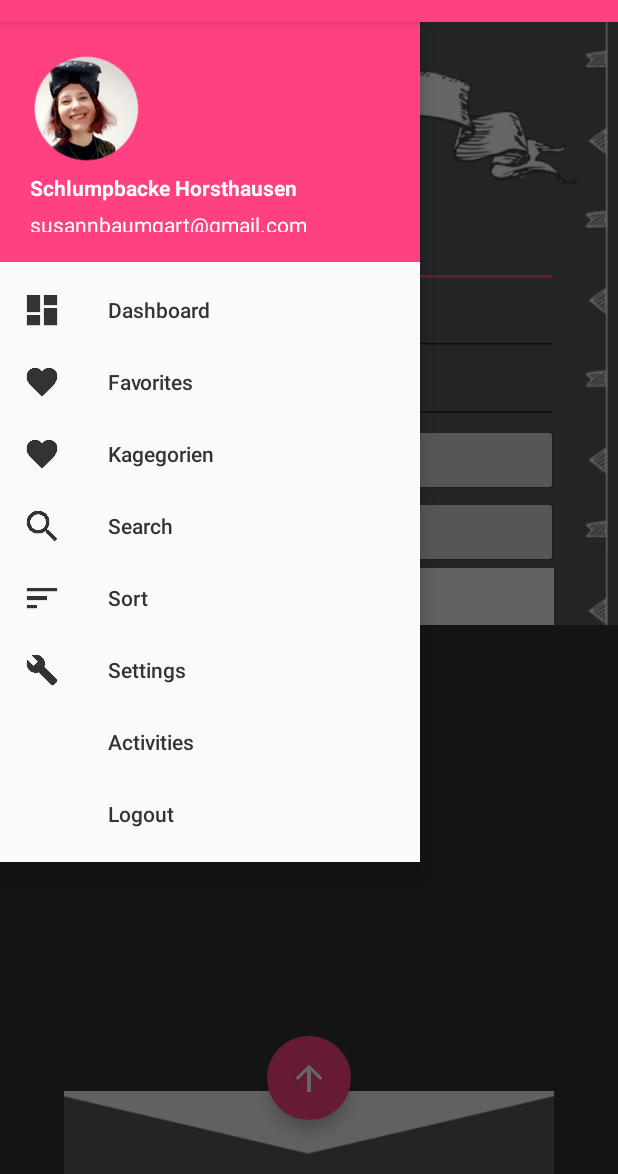
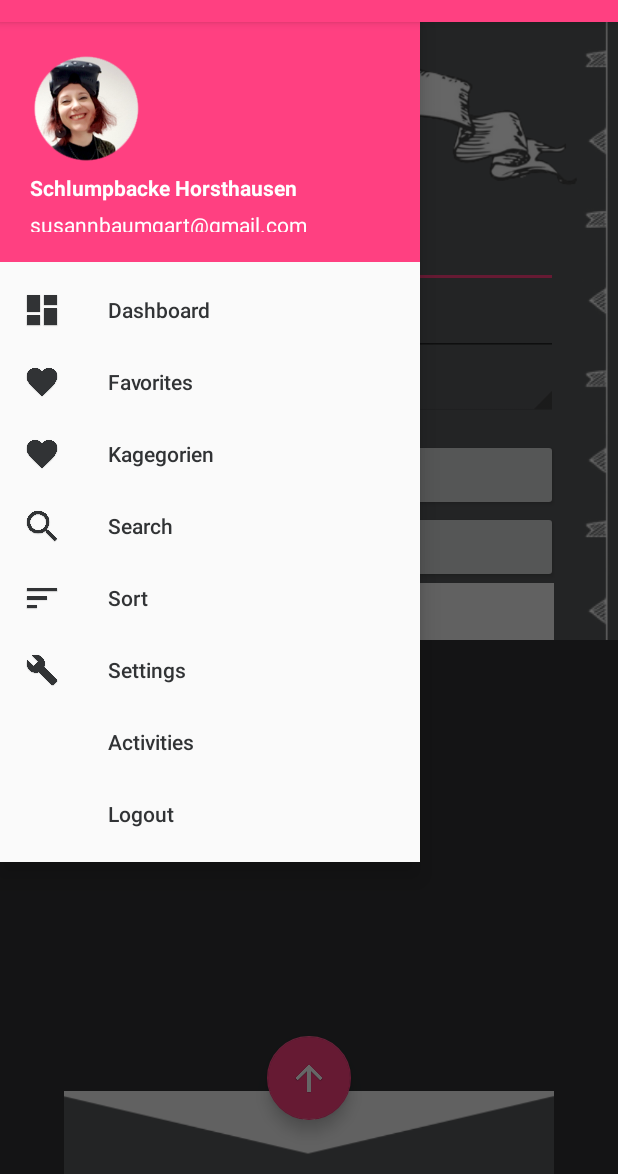
Before and after one commit to LadyLazorcorn/DailyMotivationalQuote, an Android app: the screen it shows after launch (MainActivity), with the side drawer open, on a phone screen of 412 x 824 dp, the part 62-1236 px from its top. Run offline under Robolectric (Android 15) with nearby library versions, the phone set to English and light mode, and no system bars; our stand-ins replace Firebase (no records; nobody signed in at launch, a user with empty details on screens opened directly).

Commit message:
add category spinner

```diff
--- a/SimpleFirestoreProject/app/src/main/java/com/lazorcorn/simplefirestoreproject/Categories.java
+++ /dev/null
@@ -1,4 +0,0 @@
-package com.lazorcorn.simplefirestoreproject;
-
-public class Categories {
-}
--- a/SimpleFirestoreProject/app/src/main/java/com/lazorcorn/simplefirestoreproject/MainActivity.java
+++ b/SimpleFirestoreProject/app/src/main/java/com/lazorcorn/simplefirestoreproject/MainActivity.java
@@ -13,8 +13,10 @@ import android.view.Menu;
 import android.view.MenuItem;
 import android.view.View;
 import android.view.WindowManager;
+import android.widget.ArrayAdapter;
 import android.widget.EditText;
 import android.widget.ScrollView;
+import android.widget.Spinner;
 import android.widget.TextView;
 import android.widget.Toast;
 
@@ -49,12 +51,12 @@ public class MainActivity extends AppCompatActivity {
     private static final String KEY_QUOTE = "quote";    //access-key to database
     private static final String KEY_AUTHOR = "author";
     private static final String KEY_TIMESTAMP = "timestamp";
+    private static final String KEY_CATEGORY = "category";
     private int choice = 0;
 
     private EditText editTextQuote;
     private EditText editTextAuthor;
-    private EditText editTextCategory;
-    private int filter = 0;
+    private Spinner chooseCagegory;
 
     private TextView textViewData;
     private ScrollView scrollView;
@@ -77,7 +79,16 @@ public class MainActivity extends AppCompatActivity {
 
         editTextQuote = findViewById(R.id.edit_entry_quote);
         editTextAuthor = findViewById(R.id.edit_entry_author);
-        editTextCategory = findViewById(R.id.edit_entry_category);
+        chooseCagegory = findViewById(R.id.spinner_category);
+        ArrayAdapter<CharSequence> staticAdapter = ArrayAdapter
+                .createFromResource(this, R.array.categories,
+                android.R.layout.simple_spinner_item);
+        // Specify the layout to use when the list of choices appears
+        staticAdapter.setDropDownViewResource(android.R.layout.simple_spinner_dropdown_item);
+
+        // Apply the adapter to the spinner
+        chooseCagegory.setAdapter(staticAdapter);
+
         textViewData = findViewById(R.id.text_view_data);
         fab = findViewById(R.id.fab_page_up);
         scrollView = findViewById(R.id.scroll_view);
@@ -100,7 +111,6 @@ public class MainActivity extends AppCompatActivity {
                 }
 
                 String dataBuff = "";
-                String categoryName = "";
 
                 for (QueryDocumentSnapshot documentSnapshot : queryDocumentSnapshots) {
                     Entry entry = documentSnapshot.toObject(Entry.class);
@@ -109,15 +119,8 @@ public class MainActivity extends AppCompatActivity {
                     String id = entry.getId();
                     String quote = entry.getQuote();
                     String author = entry.getAuthor();
-                    int category = entry.getCategory();
-                    if (category == 1) {
-                        categoryName = "Bright Side";
-                    } else if (category == 2) {
-                        categoryName = "Dark Side";
-                    } else {
-                        categoryName = "no Side";
-                    }
-                    dataBuff += "\n" + "''" + quote + "''\n\nAuthor: " + author + "\nCategory: " + categoryName + "\n\n▰▰▰▰▰▰▰▰▰▰▰▰▰▰▰▰\n\n"; //"\nUploaded by: " + id +
+                    String category = entry.getCategory();
+                    dataBuff += "\n" + "''" + quote + "''\n\nAuthor: " + author + "\nCategory: " + category + "\n\n▰▰▰▰▰▰▰▰▰▰▰▰▰▰▰▰\n\n"; //"\nUploaded by: " + id +
                 }
                 textViewData.setText(dataBuff);
             }
@@ -165,13 +168,7 @@ public class MainActivity extends AppCompatActivity {
             author = "unknown";
         }
         author = clearString(author);
-
-        if (editTextCategory.length() == 0) {
-            editTextCategory.setText("0"); //un-categorized
-        }
-
-        //TODO: add dropdown here
-        int category = Integer.parseInt(editTextCategory.getText().toString());
+        String category = chooseCagegory.getSelectedItem().toString();
 
         //put data in a container to save values related with keys to the database
         Entry entry = new Entry(timestamp, quote, author, category);
@@ -191,7 +188,6 @@ public class MainActivity extends AppCompatActivity {
 
         editTextQuote.setText("");
         editTextAuthor.setText("");
-        editTextCategory.setText("");
     }
 
     private String clearString(String enteredString) {
@@ -204,15 +200,13 @@ public class MainActivity extends AppCompatActivity {
         return cleanString;
     }
 
+    /*
     public void saveQuote(View view) {
         SimpleDateFormat getTime = new SimpleDateFormat("yyyyMMdd_HHmmss");
         String timestamp = getTime.format(new Date());
         String quote = editTextQuote.getText().toString();
         String author = editTextAuthor.getText().toString();
-        if (editTextCategory.length() == 0) {
-            editTextCategory.setText("0"); //un-categorized
-        }
-        int category = Integer.parseInt(editTextCategory.getText().toString());
+        String category = chooseCagegory.getSelectedItem().toString();
 
         //put data in a container to save values related with keys to the database
         Entry entry = new Entry(timestamp, quote, author, category);
@@ -264,12 +258,11 @@ public class MainActivity extends AppCompatActivity {
             @Override
             public void onSuccess(DocumentSnapshot documentSnapshot) {
                 if (documentSnapshot.exists()) {
-                    //String quote = documentSnapshot.getString(KEY_QUOTE);
-                    //String author = documentSnapshot.getString(KEY_AUTHOR); //obsolete through below line
                     Entry entry = documentSnapshot.toObject(Entry.class); //auto recreate entry object and fill fields as long as all names fit
                     String quote = entry.getQuote();
                     String author = entry.getAuthor();
                     String timestamp = entry.getTimestamp();
+                    String category = entry.getCategory();
 
                     textViewData.setText("Quote: " + quote + "\n" + "Author: " + author);
                 } else {
@@ -285,6 +278,8 @@ public class MainActivity extends AppCompatActivity {
                     }
                 });
     }
+
+    */
 
     public void loadQuotations(View view) {
         final String[] sorting = {"timestamp descending", "timestamp ascending", "category descending", "category ascending", "author descending", "author ascending"};
@@ -371,7 +366,6 @@ public class MainActivity extends AppCompatActivity {
             @Override
             public void onSuccess(List<QuerySnapshot> querySnapshots) {
                 String dataBuff = "";
-                String categoryName = "";
 
                 for (QuerySnapshot queryDocumentSnapshots : querySnapshots) {
                     for (QueryDocumentSnapshot documentSnapshot : queryDocumentSnapshots) {
@@ -382,15 +376,8 @@ public class MainActivity extends AppCompatActivity {
                         String quote = entry.getQuote();
                         String author = entry.getAuthor();
                         String timestamp = entry.getTimestamp();
-                        int category = entry.getCategory();
-                        if (category == 1) {
-                            categoryName = "Bright Side";
-                        } else if (category == 2) {
-                            categoryName = "Dark Side";
-                        } else {
-                            categoryName = "no Side";
-                        }
-                        dataBuff += "\n" + "''" + quote + "''\n\nAuthor: " + author + "\nCategory: " + categoryName + "\n\n▰▰▰▰▰▰▰▰▰▰▰▰▰▰▰▰\n\n"; //"\nUploaded by: " + id +
+                        String category = entry.getCategory();
+                        dataBuff += "\n" + "''" + quote + "''\n\nAuthor: " + author + "\nCategory: " + category + "\n\n▰▰▰▰▰▰▰▰▰▰▰▰▰▰▰▰\n\n"; //"\nUploaded by: " + id +
                     }
                 }
                 textViewData.setText(dataBuff);
--- a/SimpleFirestoreProject/app/src/main/res/layout/activity_main.xml
+++ b/SimpleFirestoreProject/app/src/main/res/layout/activity_main.xml
@@ -110,15 +110,15 @@
                         android:textColor="#f4f4f4"
                         android:textColorHint="#D6D7D7" />
 
-                    <EditText
-                        android:id="@+id/edit_entry_category"
+                    <Spinner
+                        android:id="@+id/spinner_category"
+                        style="@android:style/Widget.Holo.Light.Spinner"
                         android:layout_width="match_parent"
-                        android:layout_height="wrap_content"
+                        android:layout_height="40dp"
                         android:layout_marginLeft="15dp"
                         android:layout_marginRight="15dp"
-                        android:hint="#1 positive |  #2 negative"
-                        android:inputType="number"
-                        android:textColor="#f4f4f4"
+                        android:layout_marginBottom="15dp"
+                        android:textColor="#D6D7D7"
                         android:textColorHint="#D6D7D7" />
 
                     <Button
--- a/SimpleFirestoreProject/app/src/main/res/values/strings.xml
+++ b/SimpleFirestoreProject/app/src/main/res/values/strings.xml
@@ -2,4 +2,14 @@
     <string name="app_name">Book Of Quotations</string>
     <string name="open">Open</string>
     <string name="close">Close</string>
+
+    <string-array name="categories">
+        <item>not categorized</item>
+        <item>Power</item>
+        <item>Positive</item>
+        <item>Negative</item>
+        <item>Love</item>
+        <item>Dark Humor</item>
+        <item>Wisdom</item>
+    </string-array>
 </resources>
--- a/SimpleFirestoreProject/app/src/main/res/values/styles.xml
+++ b/SimpleFirestoreProject/app/src/main/res/values/styles.xml
@@ -7,5 +7,4 @@
         <item name="colorPrimaryDark">@color/colorPrimaryDark</item>
         <item name="colorAccent">@color/colorAccent</item>
     </style>
-
 </resources>
```
Also changed, not shown: SimpleFirestoreProject/app/src/main/java/com/lazorcorn/simplefirestoreproject/Entry.java (+3 -7 lines).
